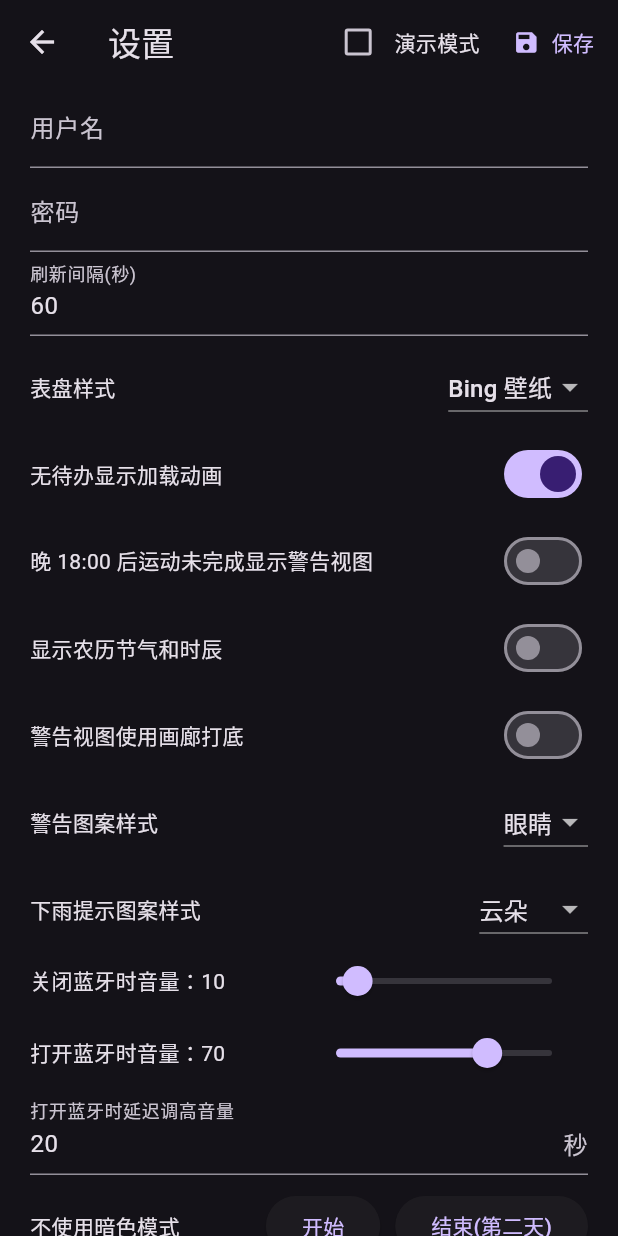
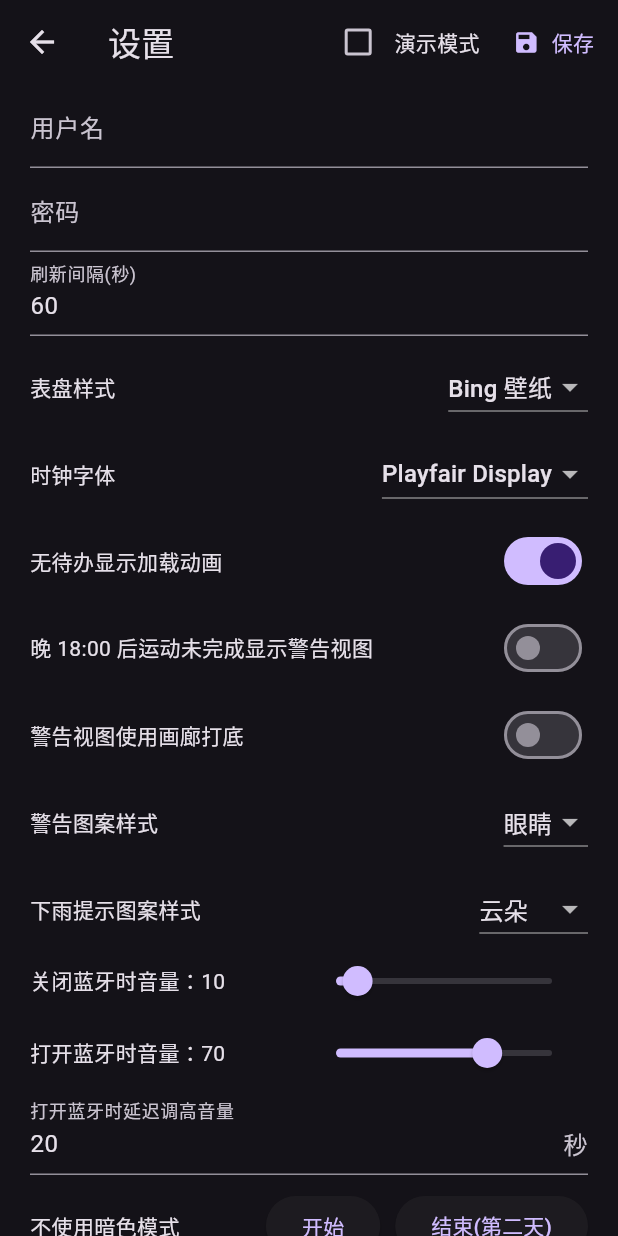
Before and after one commit to corkine/screenMe, a Flutter app: the SettingView screen opened directly, after a tap on "演示模式", on a phone screen of 412 x 824 dp. Run offline on Flutter 3.47's test engine with Material 3 defaults, Android fonts, the light colour scheme and no system bars; our stand-ins replace cached_network_image, device_info_plus, flutter_animate, flutter_blue_plus, freezed_annotation, hooks_riverpod and 4 more; missing offline and left inert: flutter_volume_controller, window_manager; accounts and stored records are empty; generated files the repository leaves out were written again; network calls fail.

Commit message:
移除农历日历依赖，添加多种字体支持，更新时钟组件以适应新字体，优化设置界面以选择字体类型

```diff
--- a/lib/api/config.dart
+++ b/lib/api/config.dart
@@ -42,10 +42,10 @@ class Config with _$Config {
       @Default(RainType.cloud) RainType rainType,
       @Default(0.1) double volumeNormal,
       @Default(0.7) double volumeOpenBluetooth,
+      @Default(FontType.playfair) FontType fontType,
       @TimeOfDayConverter() TimeOfDay? darkModeStart,
       @TimeOfDayConverter() TimeOfDay? darkModeEndDay2,
-      @Default(0.8) double darkness,
-      @Default(false) bool showChineseCalendar}) = _Config;
+      @Default(0.8) double darkness}) = _Config;
 
   factory Config.fromJson(Map<String, dynamic> json) => _$ConfigFromJson(json);
 }
@@ -100,10 +100,10 @@ class Configs extends _$Configs {
       required WarnType warningType,
       required RainType rainType,
       required FaceType face,
+      required FontType fontType,
       TimeOfDay? darkModeStart,
       TimeOfDay? darkModeAfterDay2,
       required double darkness,
-      required bool showChineseCalendar,
       double delay = 0.0}) async {
     final c = Config(
       user: user,
@@ -119,11 +119,12 @@ class Configs extends _$Configs {
       face: face,
       rainType: rainType,
       warningType: warningType,
+      fontType: fontType,
       maxVolDelaySeconds: delay,
       darkModeStart: darkModeStart,
       darkModeEndDay2: darkModeAfterDay2,
       darkness: darkness,
-        showChineseCalendar: showChineseCalendar);
+    );
     final s = await SharedPreferences.getInstance();
     await s.setString("config", jsonEncode(c.toJson()));
     data = c;
--- a/lib/api/enum.dart
+++ b/lib/api/enum.dart
@@ -54,3 +54,14 @@ enum FaceType {
   final String name;
   const FaceType({required this.name});
 }
+
+enum FontType {
+  dohyeon(name: "DoHyeon", fontFamily: "DoHyeon"),
+  playfair(name: "Playfair Display", fontFamily: "PlayfairDisplay"),
+  orbitron(name: "Orbitron", fontFamily: "Orbitron"),
+  plex(name: "Plex", fontFamily: "Plex");
+
+  final String name;
+  final String fontFamily;
+  const FontType({required this.name, required this.fontFamily});
+}
--- a/lib/clock.dart
+++ b/lib/clock.dart
@@ -1,4 +1,3 @@
-import 'package:chinese_lunar_calendar/chinese_lunar_calendar.dart';
 import 'package:flutter/material.dart';
 import 'package:hooks_riverpod/hooks_riverpod.dart';
 import 'package:intl/intl.dart';
@@ -22,6 +21,37 @@ class _ClockWidgetState extends ConsumerState<ClockWidget> {
   late Widget time = buildTimeWidget(time: "");
 
   Widget buildTimeWidget({String? time, double opacity = 0.9}) {
+    if (widget.config.fontType == FontType.playfair) {
+      return Transform.translate(
+        offset: const Offset(0, -18),
+        child: Text(time ?? DateFormat("HH:mm").format(DateTime.now()),
+            style: TextStyle(
+                fontFamily: "PlayfairDisplay",
+                fontSize: size,
+                fontWeight: FontWeight.w700,
+                // ignore: deprecated_member_use
+                color: Colors.white.withOpacity(opacity))),
+      );
+    } else if (widget.config.fontType == FontType.orbitron) {
+      return Padding(
+        padding: const EdgeInsets.only(top: 0, right: 10, bottom: 10),
+        child: Text(time ?? DateFormat("HH:mm").format(DateTime.now()),
+            style: TextStyle(
+                fontFamily: "Orbitron",
+                fontSize: size - 12,
+                fontWeight: FontWeight.w700,
+                // ignore: deprecated_member_use
+                color: Colors.white.withOpacity(opacity))),
+      );
+    } else if (widget.config.fontType == FontType.plex) {
+      return Text(time ?? DateFormat("HH:mm").format(DateTime.now()),
+          style: TextStyle(
+              fontFamily: "Plex",
+              fontSize: size - 12,
+              fontWeight: FontWeight.w800,
+              // ignore: deprecated_member_use
+              color: Colors.white.withOpacity(opacity)));
+    }
     return Text(time ?? DateFormat("HH:mm").format(DateTime.now()),
         style: TextStyle(
             fontFamily: "DoHyen",
@@ -44,25 +74,12 @@ class _ClockWidgetState extends ConsumerState<ClockWidget> {
       }
     });
     final todo = [...dash.todo];
-    final lunar = LunarCalendar.from(utcDateTime: DateTime.now().toUtc());
     return Column(
         mainAxisAlignment: MainAxisAlignment.start,
         crossAxisAlignment: CrossAxisAlignment.start,
         children: [
           CustomPaint(
               painter: WorkStatus(workStatus: dash.workStatus), child: time),
-          if (widget.config.showChineseCalendar)
-            Transform.translate(
-              offset: const Offset(0, -24),
-              child: Row(children: [
-                Text(
-                    "${lunar.twoHourPeriod.name}(${lunar.twoHourPeriod.jing?.cnName}${lunar.twoHourPeriod.jing?.unit})${lunar.ke.fullName}${lunar.ke.unitName}",
-                    style: const TextStyle(color: Colors.white, fontSize: 13)),
-                if (lunar.localTime.getSolarTerm() != null)
-                  Text("${lunar.localTime.getSolarTerm()}",
-                      style: const TextStyle(color: Colors.white, fontSize: 13))
-              ]),
-            ),
           Transform.translate(
               offset: const Offset(0, -22),
               child: Text(dash.weatherInfo,
--- a/lib/setting.dart
+++ b/lib/setting.dart
@@ -21,6 +21,7 @@ class _SettingViewState extends ConsumerState<SettingView> {
   var warningType = WarnType.eye;
   var rainType = RainType.cloud;
   var faceType = FaceType.bing;
+  var fontType = FontType.playfair;
   var normalVoice = 0.0;
   var speakerVoice = 0.0;
   TimeOfDay? darkModeStart;
@@ -30,7 +31,7 @@ class _SettingViewState extends ConsumerState<SettingView> {
   bool showWarning = false;
   bool warningShowGalleryInBg = false;
   double darkness = 0.8;
-  bool showChineseCalendar = false;
+
 
   @override
   void dispose() {
@@ -59,10 +60,11 @@ class _SettingViewState extends ConsumerState<SettingView> {
       rainType = c.rainType;
       warningType = c.warningType;
       faceType = c.face;
+      fontType = c.fontType;
       darkModeStart = c.darkModeStart;
       darkModeAfterDay2 = c.darkModeEndDay2;
       darkness = c.darkness;
-      showChineseCalendar = c.showChineseCalendar;
+
       setState(() {});
     });
   }
@@ -134,6 +136,21 @@ class _SettingViewState extends ConsumerState<SettingView> {
                   ]),
                   const SizedBox(height: 10),
                   Row(children: [
+                    const Text("时钟字体"),
+                    const Spacer(),
+                    DropdownButton<FontType>(
+                        focusColor: Colors.transparent,
+                        value: fontType,
+                        onChanged: (v) => setState(() {
+                              fontType = v!;
+                            }),
+                        items: FontType.values
+                            .map((e) => DropdownMenuItem<FontType>(
+                                value: e, child: Text(e.name)))
+                            .toList())
+                  ]),
+                  const SizedBox(height: 10),
+                  Row(children: [
                     const Text("无待办显示加载动画"),
                     const Spacer(),
                     Switch(
@@ -148,15 +165,7 @@ class _SettingViewState extends ConsumerState<SettingView> {
                         value: showWarning,
                         onChanged: (v) => setState(() => showWarning = v))
                   ]),
-                  const SizedBox(height: 10),
-                  Row(children: [
-                    const Text("显示农历节气和时辰"),
-                    const Spacer(),
-                    Switch(
-                        value: showChineseCalendar,
-                        onChanged: (v) =>
-                            setState(() => showChineseCalendar = v))
-                  ]),
+
                   const SizedBox(height: 10),
                   Row(children: [
                     const Text("警告视图使用画廊打底"),
@@ -335,11 +344,12 @@ class _SettingViewState extends ConsumerState<SettingView> {
           warningType: warningType,
           rainType: rainType,
           face: faceType,
+          fontType: fontType,
           delay: delaySeconds,
           darkModeStart: darkModeStart,
           darkModeAfterDay2: darkModeAfterDay2,
           darkness: darkness,
-          showChineseCalendar: showChineseCalendar);
+);
       await showSimpleMessage(context, content: "设置已更新", useSnackBar: true);
       Navigator.of(context).pop();
     } else {
@@ -485,10 +495,11 @@ class _SettingViewState extends ConsumerState<SettingView> {
         rainType = config.rainType;
         warningType = config.warningType;
         faceType = config.face;
+        fontType = config.fontType;
         darkModeStart = config.darkModeStart;
         darkModeAfterDay2 = config.darkModeEndDay2;
         darkness = config.darkness;
-        showChineseCalendar = config.showChineseCalendar;
+
 
         setState(() {});
 
```
Also changed, not shown: pubspec.yaml (+10 -1 lines), assets/fonts/IBMPlexSans-VariableFont_wdth,wght.ttf (added), assets/fonts/Orbitron-VariableFont_wght.ttf (added), assets/fonts/PlayfairDisplay-SemiBold.ttf (added), pubspec.lock. Lines whose indentation alone changed are shown as unchanged.
